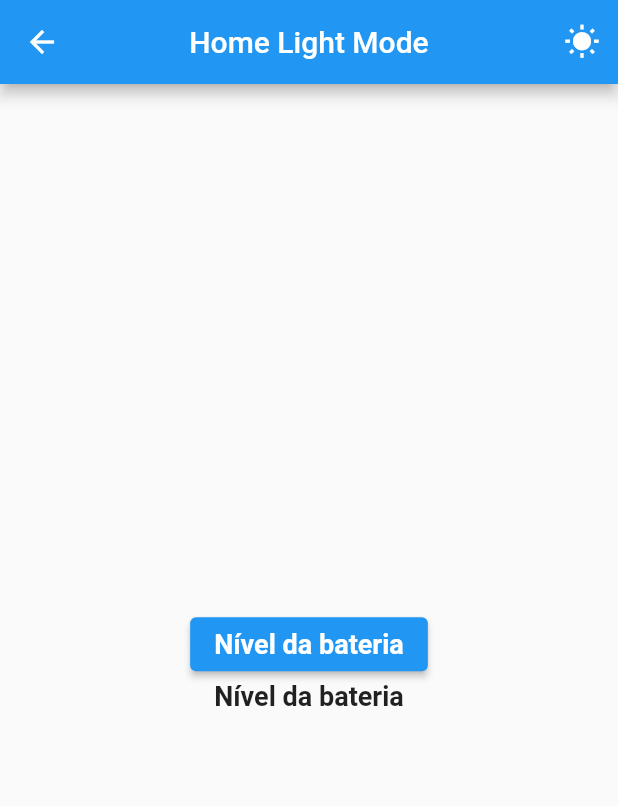
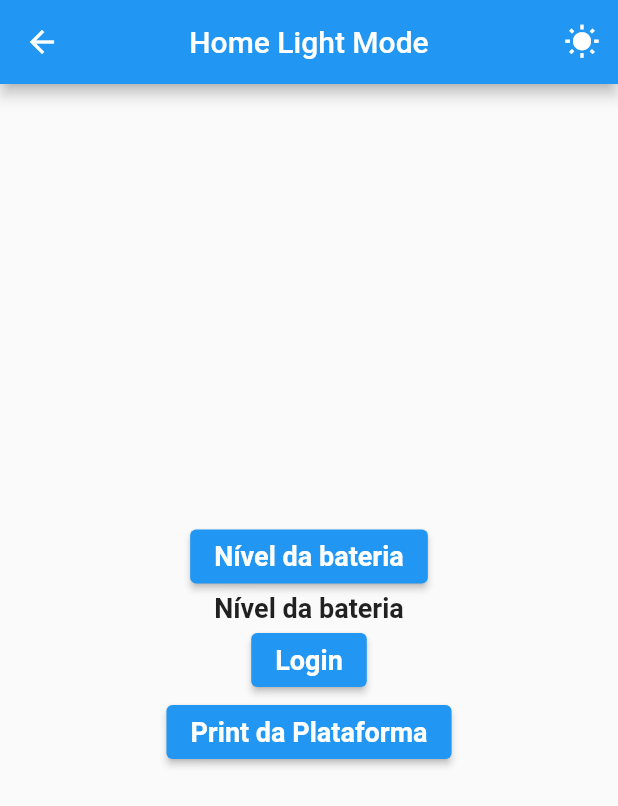
Before and after one commit to carlosmalltec/mdmottu, a Flutter app: the screen it shows after launch, after a tap on "Nível da bateria", on a phone screen of 412 x 824 dp. Shown: the top 806 px of the screen. Run offline on Flutter 3.47's test engine with Material 2 defaults, Android fonts, the phone set to English and light mode, and no system bars; our stand-ins replace dio, google_fonts, shared_preferences.

Commit message:
Ajuste na home; função de printar timer; Ajuste no tema; Tela de login;

```diff
--- a/lib/app_debug.dart
+++ b/lib/app_debug.dart
@@ -2,6 +2,7 @@ import 'package:flutter/material.dart';
 import 'package:flutter_localizations/flutter_localizations.dart';
 import 'package:mdmottu/core/navigation_state/navigator_service.dart';
 import 'package:mdmottu/features/design_system/colors/colors_app.dart';
+import 'package:mdmottu/features/design_system/temes/theme_data_default.dart';
 import 'package:provider/provider.dart';
 
 import 'core/theme_preference/theme_model.dart';
@@ -37,7 +38,8 @@ class _AppDebugState extends State<AppDebug> {
                   localizationsDelegates: const [GlobalMaterialLocalizations.delegate, GlobalWidgetsLocalizations.delegate, GlobalCupertinoLocalizations.delegate],
                   supportedLocales: const [Locale("pt", "BR"), Locale("es", "ES"), Locale("en", "US")],
                   title: AppTranslationString.string('company_name'),
-                  theme: themeNotifier.isDark ? ThemeData.dark() : ThemeData.light(),
+                  // theme: themeNotifier.isDark ? ThemeData.dark() : ThemeData.light(),
+                  theme: themeDataDefault,
                   builder: (BuildContext context, Widget? widget) {
                     ErrorWidget.builder = (FlutterErrorDetails details) {
                       return CustomErrorView(details: details);
--- /dev/null
+++ b/lib/features/auth/presenter/controllers/auth_controller.dart
@@ -0,0 +1,5 @@
+import 'package:flutter/material.dart';
+
+class AuthController extends ChangeNotifier {
+
+}
--- /dev/null
+++ b/lib/features/design_system/temes/theme_data_default.dart
@@ -0,0 +1,11 @@
+import 'package:flutter/material.dart';
+import 'package:mdmottu/features/design_system/colors/colors_app.dart';
+
+ThemeData themeDataDefault = ThemeData(
+  primaryColor: ColorsApp.ff222E50,
+  colorScheme: ColorScheme.fromSwatch(
+    primarySwatch: ColorsApp.createMaterialColor(ColorsApp.ff222E50),
+  ).copyWith(
+    secondary: ColorsApp.ffC21010,
+  ),
+);
--- a/lib/features/home/presenter/controllers/home_controller.dart
+++ b/lib/features/home/presenter/controllers/home_controller.dart
@@ -3,17 +3,32 @@ import 'package:flutter/services.dart';
 
 class HomeController extends ChangeNotifier {
   static const platform = MethodChannel('samples.flutter.dev/battery');
+  static const platformPrint = MethodChannel('samples.flutter.dev/mdprint');
+
   ValueNotifier<String> batteryLevel = ValueNotifier<String>('Nível da bateria');
+  ValueNotifier<String> valuePrintPlataform = ValueNotifier<String>('');
 
   Future<void> getBatteryLevel() async {
-    String _batteryLevel;
+    String valueBatteryLevel;
     try {
       final int result = await platform.invokeMethod('getBatteryLevel');
-      _batteryLevel = 'O nível da bateria é $result % .';
+      valueBatteryLevel = 'O nível da bateria é $result % .';
     } on PlatformException catch (e) {
-      _batteryLevel = "Falha ao tentar ler os dados da bateria: '${e.message}'.";
+      valueBatteryLevel = "Falha ao tentar ler os dados da bateria: '${e.message}'.";
     }
-    batteryLevel.value = _batteryLevel;
+    batteryLevel.value = valueBatteryLevel;
+    notifyListeners();
+  }
+
+  Future<void> getPrintPlataform() async {
+    String valuePrint;
+    try {
+      var result = await platformPrint.invokeMethod('MdPrint');
+      valuePrint = '$result';
+    } on PlatformException catch (e) {
+      valuePrint = "${e.message}";
+    }
+    valuePrintPlataform.value = valuePrint;
     notifyListeners();
   }
 }
--- a/lib/features/home/presenter/pages/home_phone.dart
+++ b/lib/features/home/presenter/pages/home_phone.dart
@@ -1,8 +1,10 @@
 import 'package:flutter/material.dart';
 import 'package:flutter/services.dart';
+import 'package:mdmottu/core/navigation_state/navigator_service.dart';
 import 'package:mdmottu/core/theme_preference/theme_model.dart';
 import 'package:mdmottu/features/design_system/colors/colors_app.dart';
 import 'package:mdmottu/features/design_system/style/style_app.dart';
+import 'package:mdmottu/routes/app_pages.dart';
 import 'package:provider/provider.dart';
 
 import '../controllers/home_controller.dart';
@@ -38,12 +40,14 @@ class _HomePhoneState extends State<HomePhone> {
             ],
           ),
           body: Center(
-            child: ValueListenableBuilder(
+            child: Column(
+              mainAxisAlignment: MainAxisAlignment.center,
+              crossAxisAlignment: CrossAxisAlignment.center,
+              children: [
+                ValueListenableBuilder(
                     valueListenable: _controller.batteryLevel,
                     builder: (_, String level, child) {
                       return Column(
-                  mainAxisAlignment: MainAxisAlignment.center,
-                  crossAxisAlignment: CrossAxisAlignment.center,
                         children: [
                           ElevatedButton(
                             onPressed: () async => await _controller.getBatteryLevel(),
@@ -52,7 +56,27 @@ class _HomePhoneState extends State<HomePhone> {
                           Text(level, style: const TextStyle(fontSize: 18, fontWeight: FontWeight.w600)),
                         ],
                       );
-              },
+                    }),
+                ElevatedButton(
+                  onPressed: () => NavigatorService.navigatorPage(Routes.auth),
+                  child: const Text('Login', style: TextStyle(fontSize: 18, fontWeight: FontWeight.w600)),
+                ),
+
+
+                ElevatedButton(
+                  onPressed: () => _controller.getPrintPlataform(),
+                  child: Text('Print da Plataforma', style: const TextStyle(fontSize: 18, fontWeight: FontWeight.w600)),
+                ),
+                ValueListenableBuilder(
+                    valueListenable: _controller.valuePrintPlataform,
+                    builder: (_, String valuePrint, child) {
+                      return Column(
+                        children: [
+                          Text(valuePrint, style: const TextStyle(fontSize: 18, fontWeight: FontWeight.w600)),
+                        ],
+                      );
+                    }),
+              ],
             ),
           ),
         );
--- a/lib/main.dart
+++ b/lib/main.dart
@@ -8,6 +8,7 @@
 
 import 'app_debug.dart';
 import 'app_prod.dart';
+import 'features/auth/presenter/controllers/auth_controller.dart';
 import 'features/debug_view/controllers/debug_view_controller.dart';
 import 'features/home/presenter/controllers/home_controller.dart';
 import 'features/splash/presenter/controllers/splash_controller.dart';
@@ -42,6 +43,7 @@
         ChangeNotifierProvider(create: (_) => SplashController()),
         ChangeNotifierProvider(create: (_) => DebugViewController()),
         ChangeNotifierProvider(create: (_) => HomeController()),
+        ChangeNotifierProvider(create: (_) => AuthController()),
       ],
       child: const Visibility(
         visible: kDebugMode,
--- a/lib/routes/app_pages.dart
+++ b/lib/routes/app_pages.dart
@@ -1,4 +1,5 @@
 import 'package:flutter/material.dart';
+import 'package:mdmottu/features/auth/presenter/auth_screen.dart';
 import 'package:mdmottu/features/home/presenter/home_screen.dart';
 import 'package:mdmottu/features/splash/presenter/splash_screen.dart';
 
@@ -13,5 +14,6 @@ class AppPages {
         Routes.splash: (context) => const SplashScreen(),
         Routes.home: (context) => const HomeScreen(),
         Routes.logs: (context) => const ViewLogs(),
+        Routes.auth: (context) => const AuthScreen(),
       };
 }
--- a/lib/routes/app_routes.dart
+++ b/lib/routes/app_routes.dart
@@ -4,4 +4,5 @@ abstract class Routes {
   static const splash = '/';
   static const home = '/home';
   static const logs = '/logs';
+  static const auth = '/auth';
 }
```
Also changed, not shown: lib/core/component_form/input_field.dart (+2 -6 lines), lib/core/scaffold_app/scaffold_app.dart (added, +90 -0 lines), lib/features/auth/presenter/auth_screen.dart (added, +25 -0 lines), lib/features/auth/presenter/pages/auth_phone.dart (added, +22 -0 lines), lib/features/design_system/colors/colors_app.dart (+25 -0 lines), 1 other file. Lines whose indentation alone changed are shown as unchanged.
